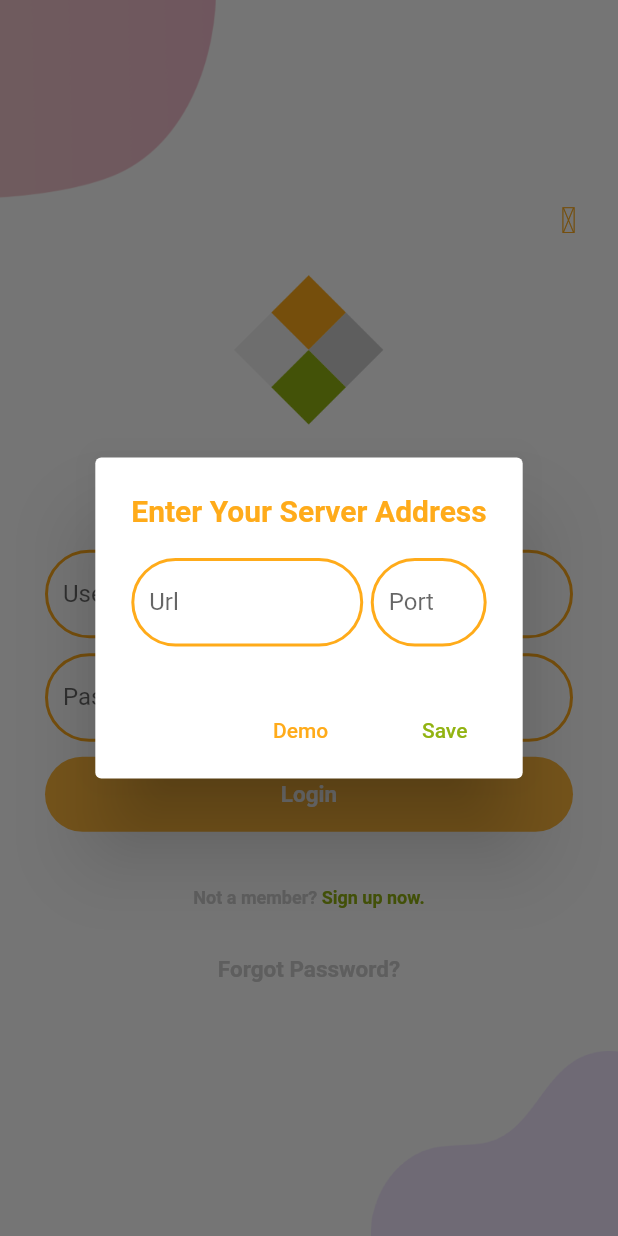
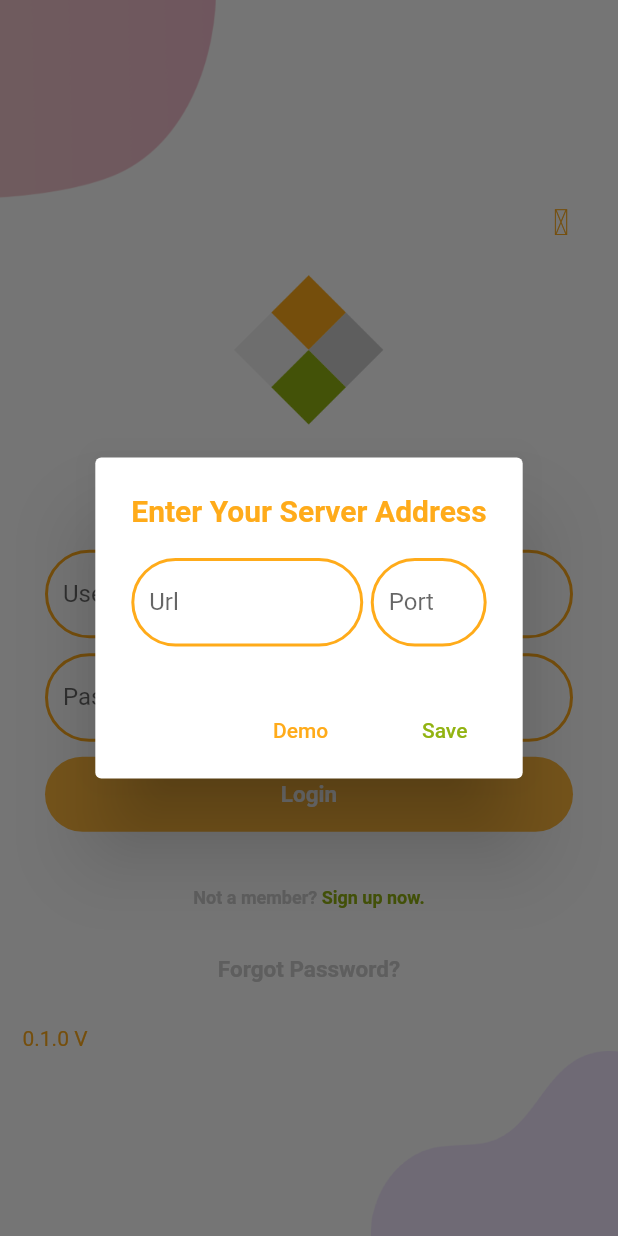
Before and after one commit to Restfulness/Restfulness-flutter-app, a Flutter app: the screen it shows after launch, after a tap on an icon or button, on a phone screen of 412 x 824 dp. Run offline on Flutter 3.47's test engine with Material 2 defaults, Android fonts, the phone set to English and light mode, and no system bars; our stand-ins replace dotted_border, fancy_bottom_navigation, flutter_datetime_picker, flutter_tags, fluttertoast, jwt_decoder and 6 more; missing offline and left inert: flutter_sequence_animation, receive_sharing_intent; accounts and stored records are empty.

```diff
--- a/lib/src/screens/home_screen.dart
+++ b/lib/src/screens/home_screen.dart
@@ -212,7 +212,7 @@ class _HomeScreenState extends State<HomeScreen> {
             return SizedBox(
               height: MediaQuery.of(context).size.height / 1.3,
               child: Center(
-                child: CircularProgressIndicator(),
+                child:Text("No item"),
               ),
             );
           }
--- a/lib/src/screens/login/login_screen.dart
+++ b/lib/src/screens/login/login_screen.dart
@@ -1,6 +1,7 @@
 import 'package:flutter/material.dart';
 import 'package:flutter/services.dart';
 import 'package:material_design_icons_flutter/material_design_icons_flutter.dart';
+import 'package:package_info/package_info.dart';
 import 'package:restfulness/src/blocs/authentication/auth_bloc.dart';
 import 'package:restfulness/src/blocs/authentication/auth_provider.dart';
 import 'package:restfulness/src/blocs/reset_password/reset_password_provider.dart';
@@ -9,7 +10,29 @@ import 'package:restfulness/src/widgets/server_config_dialog_widget.dart';
 
 import '../../../constants.dart';
 
-class LoginScreen extends StatelessWidget {
+class LoginScreen extends StatefulWidget {
+  @override
+  _LoginScreenState createState() => _LoginScreenState();
+}
+
+class _LoginScreenState extends State<LoginScreen> {
+  PackageInfo _packageInfo = PackageInfo(
+    version: 'Unknown',
+  );
+
+  @override
+  void initState() {
+    super.initState();
+    _initPackageInfo();
+  }
+
+  Future<void> _initPackageInfo() async {
+    final PackageInfo info = await PackageInfo.fromPlatform();
+    setState(() {
+      _packageInfo = info;
+    });
+  }
+
   @override
   Widget build(BuildContext context) {
     final bloc = AuthProvider.of(context);
@@ -33,6 +56,8 @@ class LoginScreen extends StatelessWidget {
 
   buildBody(AuthBloc bloc, BuildContext context) {
     final bottom = MediaQuery.of(context).viewInsets.bottom;
+    String version = '';
+
     return LoginBackground(
         child: SingleChildScrollView(
             reverse: true,
@@ -60,12 +85,19 @@ class LoginScreen extends StatelessWidget {
                 ),
                 Positioned(
                   child: createGearButton(context),
-            top: 0,
-            right: 5,
+                  top: 1,
+                  right: 10,
                 ),
+                Positioned(
+                  child: Text(
+                    '${_packageInfo.version} V',
+                    style: TextStyle(color: primaryColor),
+                  ),
+                  bottom: 0,
+                  left: 15,
+                )
               ],
-      ),
-    ));
+            )));
   }
 
   Widget buildTitle() {
@@ -242,7 +274,7 @@ class LoginScreen extends StatelessWidget {
         onPressed: () async {
           ServerConfigDialogWidget configDialog =
               new ServerConfigDialogWidget();
-          configDialog.saveConfiguration(context,this.runtimeType);
+          configDialog.saveConfiguration(context, this.runtimeType);
         },
       ),
     );
--- a/lib/src/screens/settings_screen.dart
+++ b/lib/src/screens/settings_screen.dart
@@ -1,9 +1,11 @@
 import 'package:flutter/material.dart';
 import 'package:restfulness/src/widgets/settings/setting_config_address.dart';
+import 'package:restfulness/src/widgets/settings/setting_github_sponsor.dart';
 import 'package:restfulness/src/widgets/settings/setting_logout.dart';
 import 'package:restfulness/src/widgets/settings/setting_preview_switch.dart';
 import 'package:restfulness/src/widgets/settings/setting_public_switch.dart';
 import 'package:restfulness/src/widgets/settings/setting_show_username.dart';
+import 'package:restfulness/src/widgets/settings/setting_version_number.dart';
 
 class SettingsScreen extends StatelessWidget {
   @override
@@ -20,6 +22,8 @@ class SettingsScreen extends StatelessWidget {
         SettingConfigAddress(),
         SettingPreviewSwitch(),
         SettingPublicSwitch(),
+        SettingVersionNumber(),
+        SettingGithubSponsor(),
         SettingLogout(),
       ],
     ),);
--- a/pubspec.yaml
+++ b/pubspec.yaml
@@ -15,7 +15,7 @@ publish_to: 'none' # Remove this line if you wish to publish to pub.dev
 # In iOS, build-name is used as CFBundleShortVersionString while build-number used as CFBundleVersion.
 # Read more about iOS versioning at
 # https://developer.apple.com/library/archive/documentation/General/Reference/InfoPlistKeyReference/Articles/CoreFoundationKeys.html
-version: 1.0.0+1
+version: 0.1.0+1
 
 environment:
   sdk: ">=2.7.0 <3.0.0"
@@ -28,6 +28,7 @@ dependencies:
   # The following adds the Cupertino Icons font to your application.
   # Use with the CupertinoIcons class for iOS style icons.
   cupertino_icons: ^1.0.0
+  package_info: ^0.4.3+2
   http: any
   sqflite: ^1.3.2+1
   path_provider: ^1.6.24
```
Also changed, not shown: lib/src/widgets/settings/setting_github_sponsor.dart (added, +54 -0 lines), lib/src/widgets/settings/setting_version_number.dart (added, +71 -0 lines), pubspec.lock. Lines whose indentation alone changed are shown as unchanged.
